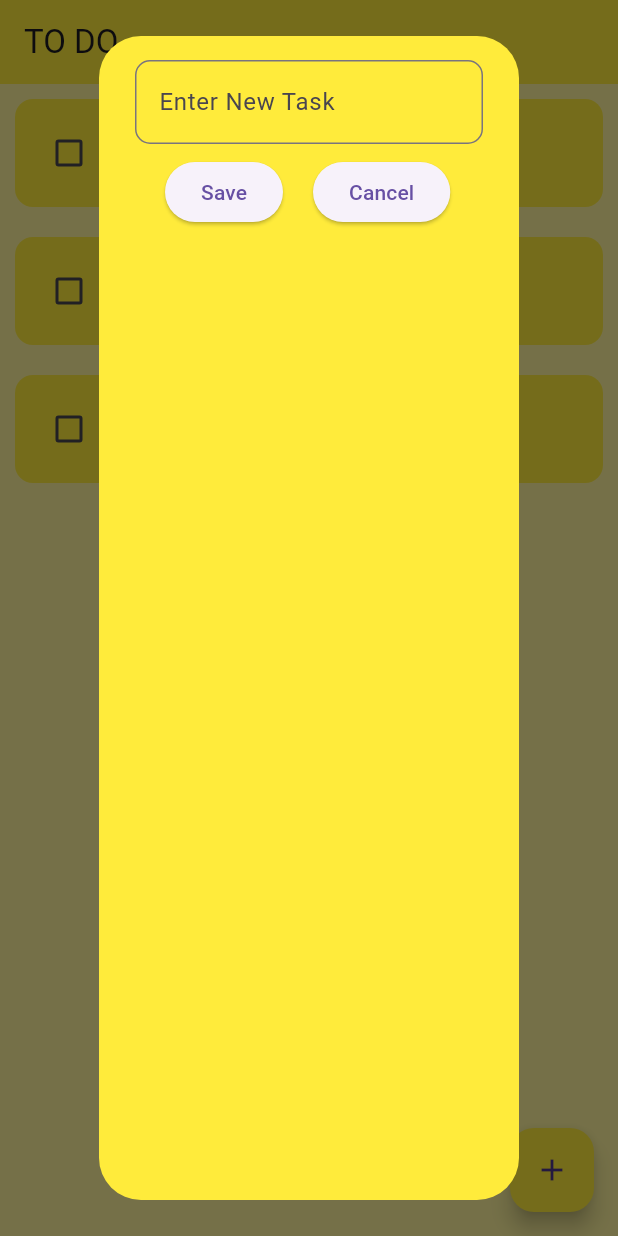
After one commit to PrinceNanaPoku/TodoApp, a Flutter app: the screen it shows after launch, after a tap on the "add" icon, on a phone screen of 412 x 824 dp. The commit adds this screen. Run offline on Flutter 3.47's test engine with Material 3 defaults, Android fonts, the phone set to English and light mode, and no system bars.

Commit message:
added save and cancel button

```diff
--- a/myapp/lib/pages/home_page.dart
+++ b/myapp/lib/pages/home_page.dart
@@ -1,4 +1,5 @@
 import 'package:flutter/material.dart';
+import 'package:myapp/util/dialog_box.dart';
 
 import '../util/todo_tile.dart';
 
@@ -23,12 +24,25 @@ class _HomePageState extends State<HomePage> {
     });
   }
 
+  void addNewTask() {
+    showDialog(
+        context: context,
+        builder: (context) {
+          return const DialogBox();
+        });
+  }
+
   @override
   Widget build(BuildContext context) {
     return Scaffold(
       appBar: AppBar(
         title: const Text("TO DO"),
         backgroundColor: Colors.yellow,
+      ),
+      floatingActionButton: FloatingActionButton(
+        backgroundColor: Colors.yellow,
+        onPressed: addNewTask,
+        child: const Icon(Icons.add),
       ),
       body: ListView.builder(
         itemCount: todoList.length,
--- /dev/null
+++ b/myapp/lib/util/button.dart
@@ -0,0 +1,29 @@
+import 'package:flutter/material.dart';
+
+class MyButton extends StatelessWidget {
+  void saveNewTask() {}
+  void cancelNewTask() {}
+  const MyButton({super.key});
+
+  @override
+  Widget build(BuildContext context) {
+    return Padding(
+      padding: const EdgeInsets.only(top: 8.0),
+      child: Row(
+        children: [
+          Padding(
+            padding: const EdgeInsets.only(left: 20.0, right: 20.0),
+            child: ElevatedButton(
+              onPressed: saveNewTask,
+              child: const Text('Save'),
+            ),
+          ),
+          ElevatedButton(
+            onPressed: cancelNewTask,
+            child: const Text('Cancel'),
+          ),
+        ],
+      ),
+    );
+  }
+}
--- /dev/null
+++ b/myapp/lib/util/dialog_box.dart
@@ -0,0 +1,30 @@
+import 'package:flutter/material.dart';
+import 'package:myapp/util/button.dart';
+
+class DialogBox extends StatelessWidget {
+  const DialogBox({super.key});
+
+  @override
+  Widget build(BuildContext context) {
+    return AlertDialog(
+      backgroundColor: Colors.yellow,
+      content:
+
+          //TextField to add new task
+          Column(
+        children: [
+          TextField(
+            decoration: InputDecoration(
+              hintText: 'Enter New Task',
+              border: OutlineInputBorder(
+                borderRadius: BorderRadius.circular(10),
+              ),
+            ),
+          ),
+          //Save and Cancel Button
+          const MyButton(),
+        ],
+      ),
+    );
+  }
+}
```
